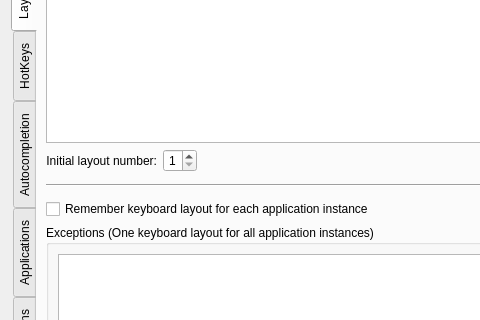
First picture: the form in kdeneur/src/frmsettings.ui, repository voidptr/xneur-option, before the edit; both pictures show x 0 to 480 and y 114 to 434 of the 760 by 653 pixel window.
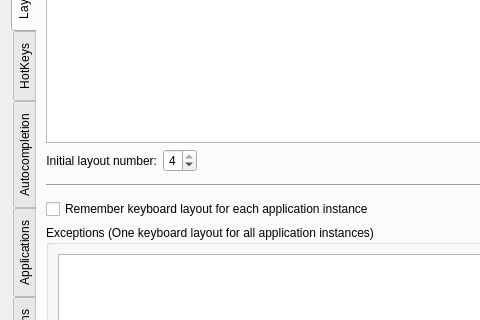
Second picture: the form after the edit. The open tabs and pages were chosen to show the change. Custom widgets are drawn as their Qt base class.

Diff of the .ui file:
```diff
--- a/kdeneur/src/frmsettings.ui
+++ b/kdeneur/src/frmsettings.ui
@@ -265,6 +265,9 @@
              <property name="maximum">
               <number>4</number>
              </property>
+             <property name="value">
+              <number>4</number>
+             </property>
             </widget>
            </item>
            <item>
```
Left out of the diff: 4 changed lines with no effect on the pictures.
